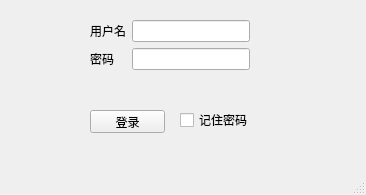
Qt form ui/login.ui (naivete13sky/epvs) before a commit.
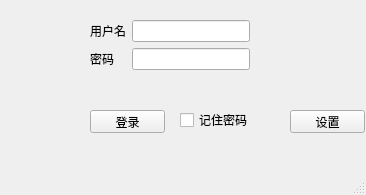
The same form after that commit.

```diff
--- a/ui/login.ui
+++ b/ui/login.ui
@@ -83,6 +83,19 @@
      <string>记住密码</string>
     </property>
    </widget>
+   <widget class="QPushButton" name="pushButtonSettings">
+    <property name="geometry">
+     <rect>
+      <x>290</x>
+      <y>110</y>
+      <width>75</width>
+      <height>23</height>
+     </rect>
+    </property>
+    <property name="text">
+     <string>设置</string>
+    </property>
+   </widget>
   </widget>
   <widget class="QMenuBar" name="menubar">
    <property name="geometry">
```
